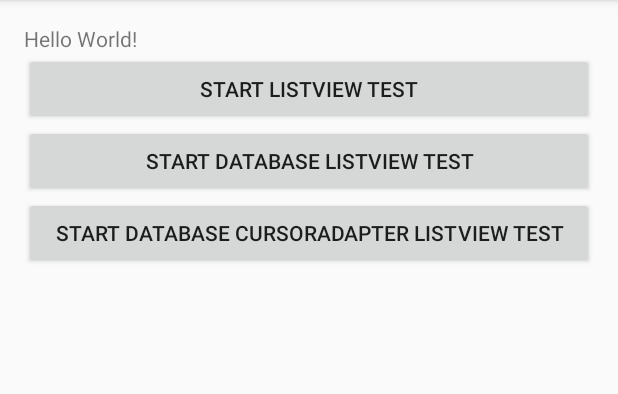
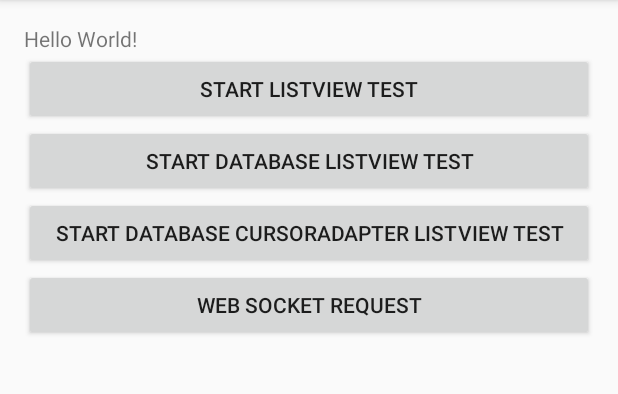
Before and after one commit to Ingener74/Dead-Microphone, an Android app: the screen it shows after launch (MainActivity), on a phone screen of 412 x 824 dp, the part 84-478 px from its top. Run offline under Robolectric (Android 15) with nearby library versions, the phone set to English and light mode, and no system bars.

Commit message:
запросики в веб сокет добавил

```diff
--- a/app/src/main/java/ru/venusgames/deadmicrophone/MainActivity.java
+++ b/app/src/main/java/ru/venusgames/deadmicrophone/MainActivity.java
@@ -7,12 +7,23 @@ import android.support.v7.app.AppCompatActivity;
 import android.util.Log;
 import android.view.View;
 import android.widget.Button;
+import android.widget.ListView;
+import android.widget.SimpleAdapter;
+
+import org.json.JSONException;
+import org.json.JSONObject;
+
+import java.util.ArrayList;
+import java.util.HashMap;
 
 import de.tavendo.autobahn.WebSocketConnection;
+import de.tavendo.autobahn.WebSocketConnectionHandler;
+import de.tavendo.autobahn.WebSocketException;
 
 public class MainActivity extends AppCompatActivity {
 
     private final WebSocketConnection webSocketConnection = new WebSocketConnection();
+    private ArrayList<HashMap<String, String>> reqList;
 
     @Override
     protected void onCreate(Bundle savedInstanceState) {
@@ -42,66 +53,77 @@ public class MainActivity extends AppCompatActivity {
             }
         });
 
-//        try {
-//            webSocketConnection.connect("ws://invizer1.cloudapp.net:8888/ws", new WebSocket.ConnectionHandler() {
-//                @Override
-//                public void onOpen() {
-//                    Log.d(getClass().getName(), "onOpen");
-//
-//                    JSONObject payload = new JSONObject();
+        Button button = (Button) findViewById(R.id.webSocketButton);
+        button.setOnClickListener(new View.OnClickListener() {
+            @Override
+            public void onClick(View v) {
+                if(webSocketConnection.isConnected()){
+                    JSONObject payload = new JSONObject();
+                    try {
+                        payload.put("jsonrpc", "2.0")
+                                .put("method", "enter")
+                                .put("id", 1)
+                                .put("params", new JSONObject().
+                                        put("phone", "+79090").
+                                        put("device_id", "test-phone"));
+                    } catch (JSONException e) {
+                        e.printStackTrace();
+                    }
+                    String s = payload.toString();
+
+                    Log.d(getClass().getName(), "payload " + s);
+
+                    webSocketConnection.sendTextMessage(s);
+                }
+            }
+        });
+
+        reqList = new ArrayList<>(1000);
+
+        try {
+//            String wsUri = "ws://invizer1.cloudapp.net:8888/ws";
+            String wsUri = "ws://136.243.156.202:8888/ws";
+
+            webSocketConnection.connect(wsUri, new WebSocketConnectionHandler(){
+                @Override
+                public void onOpen() {
+                    Log.d(getClass().getName(), "onOpen");
+                }
+
+                @Override
+                public void onTextMessage(String payload) {
+                    Log.d(getClass().getName(), "onTextMessage " + payload);
+
+//                    TextView text = (TextView)findViewById(R.id.responseTextView);
+                    ListView listView = (ListView) findViewById(R.id.reqListView);
+
+                    HashMap<String, String> stringStringHashMap = new HashMap<>();
+                    stringStringHashMap.put("text", payload);
+                    reqList.add(stringStringHashMap);
+
+                    listView.setAdapter(new SimpleAdapter(context, reqList, android.R.layout.simple_list_item_1, new String []{"text"}, new int[]{android.R.id.text1}));
+
 //                    try {
-//                        payload.put("jsonrpc", "2.0")
-//                                .put("method", "enter")
-//                                .put("id", 1)
-//                                .put("params", new JSONObject().
-//                                        put("phone", "").
-//                                        put("device_id", "test-phone"));
-//                    } catch (JSONException e) {
-//                        e.printStackTrace();
-//                    }
-//                    String s = payload.toString();
-//
-//                    Log.d(getClass().getName(), "payload " + s);
-//
-//                    webSocketConnection.sendTextMessage(s);
-//                }
-//
-//                @Override
-//                public void onClose(int i, String s) {
-//                    Log.d(getClass().getName(), "onClose " + i + ", " + s);
-//                }
-//
-//                @Override
-//                public void onTextMessage(String s) {
-//                    Log.d(getClass().getName(), "onTextMessage " + s);
-//
-//                    TextView text = (TextView)findViewById(R.id.text);
-//
-//                    try {
-//                        JSONObject jsonObject = new JSONObject(s);
+//                        JSONObject jsonObject = new JSONObject(payload);
 //                        String jsonrpc = jsonObject.getString("jsonrpc");
 //                        if(jsonObject.has("method")){
 //                            String method = jsonObject.getString("method");
-//                            text.setText(String.format("jsonrpc %s, method %s", jsonrpc, method));
+//
+//                            listView.setAdapter(new SimpleAdapter(context, reqList));
 //                        }
 //
 //                    } catch (JSONException e) {
 //                        e.printStackTrace();
 //                    }
-//                }
-//
-//                @Override
-//                public void onRawTextMessage(byte[] bytes) {
-//                    Log.d(getClass().getName(), "onRawTextMessage " + bytes.length);
-//                }
-//
-//                @Override
-//                public void onBinaryMessage(byte[] bytes) {
-//                    Log.d(getClass().getName(), "onBinaryMessage " + bytes.length);
-//                }
-//            });
-//        } catch (WebSocketException e) {
-//            e.printStackTrace();
-//        }
+                }
+
+                @Override
+                public void onClose(int code, String reason) {
+                    Log.d(getClass().getName(), "onClose " + code + ", " + reason);
+                }
+            });
+        } catch (WebSocketException e) {
+            e.printStackTrace();
+        }
     }
 }
--- a/app/src/main/res/layout/activity_main.xml
+++ b/app/src/main/res/layout/activity_main.xml
@@ -42,4 +42,24 @@
         android:layout_below="@+id/startDataBaseListViewTest"
         android:layout_alignParentLeft="true"
         android:layout_alignParentStart="true" />
+
+    <Button
+        android:layout_width="wrap_content"
+        android:layout_height="wrap_content"
+        android:text="web socket request"
+        android:id="@+id/webSocketButton"
+        android:layout_below="@+id/startTest3"
+        android:layout_alignRight="@+id/startTest3"
+        android:layout_alignEnd="@+id/startTest3"
+        android:layout_alignParentLeft="true"
+        android:layout_alignParentStart="true" />
+
+    <ListView
+        android:layout_width="wrap_content"
+        android:layout_height="wrap_content"
+        android:id="@+id/reqListView"
+        android:layout_below="@+id/webSocketButton"
+        android:layout_alignParentRight="true"
+        android:layout_alignParentEnd="true" />
+
 </RelativeLayout>
```
